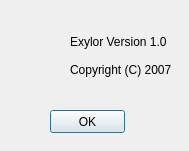
Stas777/Exsylor, file ExylorQt/Gui/aboutexylor.ui: the form before one commit.
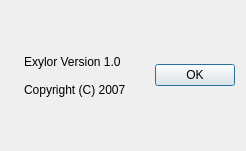
The form after the commit.

Commit message:
Added New button click. Fixed "about exsylor" page
Added New button click. Fixed "about exsylor" page

What changed in the file:
```diff
--- a/ExylorQt/Gui/aboutexylor.ui
+++ b/ExylorQt/Gui/aboutexylor.ui
@@ -6,54 +6,59 @@
    <rect>
     <x>0</x>
     <y>0</y>
-    <width>189</width>
+    <width>246</width>
     <height>151</height>
    </rect>
   </property>
   <property name="windowTitle">
    <string>Dialog</string>
   </property>
-  <widget class="QPushButton" name="pushButton">
-   <property name="geometry">
-    <rect>
-     <x>50</x>
-     <y>110</y>
-     <width>75</width>
-     <height>23</height>
-    </rect>
-   </property>
-   <property name="text">
-    <string>OK</string>
-   </property>
-  </widget>
+  <layout class="QHBoxLayout" name="horizontalLayout_2">
+   <item>
+    <layout class="QHBoxLayout" name="horizontalLayout">
+     <item>
   <widget class="QLabel" name="logo">
-   <property name="geometry">
-    <rect>
-     <x>20</x>
-     <y>30</y>
-     <width>71</width>
-     <height>51</height>
-    </rect>
-   </property>
    <property name="text">
     <string/>
    </property>
   </widget>
+     </item>
+     <item>
   <widget class="QLabel" name="label">
-   <property name="geometry">
-    <rect>
-     <x>70</x>
-     <y>10</y>
-     <width>111</width>
-     <height>91</height>
-    </rect>
-   </property>
    <property name="text">
     <string>Exylor Version 1.0
 
 Copyright (C) 2007</string>
    </property>
   </widget>
+     </item>
+    </layout>
+   </item>
+   <item>
+    <spacer name="horizontalSpacer">
+     <property name="orientation">
+      <enum>Qt::Horizontal</enum>
+     </property>
+     <property name="sizeHint" stdset="0">
+      <size>
+       <width>40</width>
+       <height>20</height>
+      </size>
+     </property>
+    </spacer>
+   </item>
+   <item>
+    <widget class="QPushButton" name="pushButton">
+     <property name="text">
+      <string>OK</string>
+     </property>
+    </widget>
+   </item>
+  </layout>
+  <zorder>horizontalLayoutWidget</zorder>
+  <zorder>logo</zorder>
+  <zorder>pushButton</zorder>
+  <zorder>horizontalSpacer</zorder>
  </widget>
  <resources/>
  <connections/>
```
Lines whose indentation alone changed are shown as unchanged. The commit also changes 4 other files.
